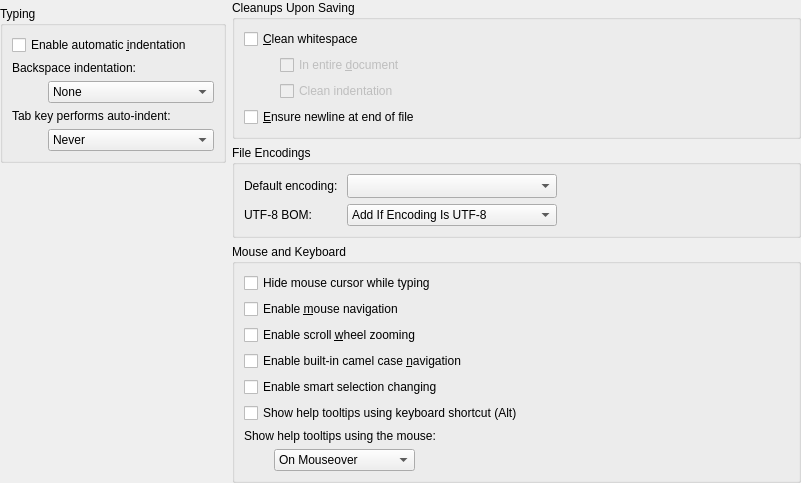
Above: src/plugins/texteditor/behaviorsettingswidget.ui from qt-creator/qt-creator before the change. Below: the same form after it.
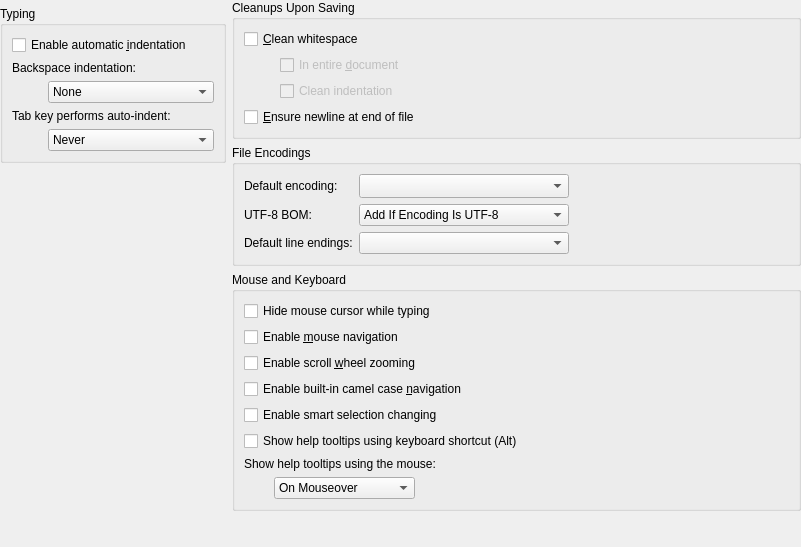
That is the form after the change. Custom widgets are drawn as their Qt base class.

Commit message:
Add into settings default line ending for new files
Add option into the Qt Creator settings option to configure what line
ending will the newly create files have.

Fixes: QTCREATORBUG-3590

What changed in the file:
```diff
--- a/src/plugins/texteditor/behaviorsettingswidget.ui
+++ b/src/plugins/texteditor/behaviorsettingswidget.ui
@@ -7,7 +7,7 @@
     <x>0</x>
     <y>0</y>
     <width>801</width>
-    <height>480</height>
+    <height>547</height>
    </rect>
   </property>
   <layout class="QHBoxLayout" name="horizontalLayout">
@@ -320,6 +320,16 @@
           </property>
          </widget>
         </item>
+        <item row="2" column="0">
+         <widget class="QLabel" name="defaultLineEndingsLabel">
+          <property name="text">
+           <string>Default line endings:</string>
+          </property>
+         </widget>
+        </item>
+        <item row="2" column="1">
+         <widget class="QComboBox" name="defaultLineEndings"/>
+        </item>
        </layout>
       </widget>
      </item>
```
The commit also changes 9 other files.
